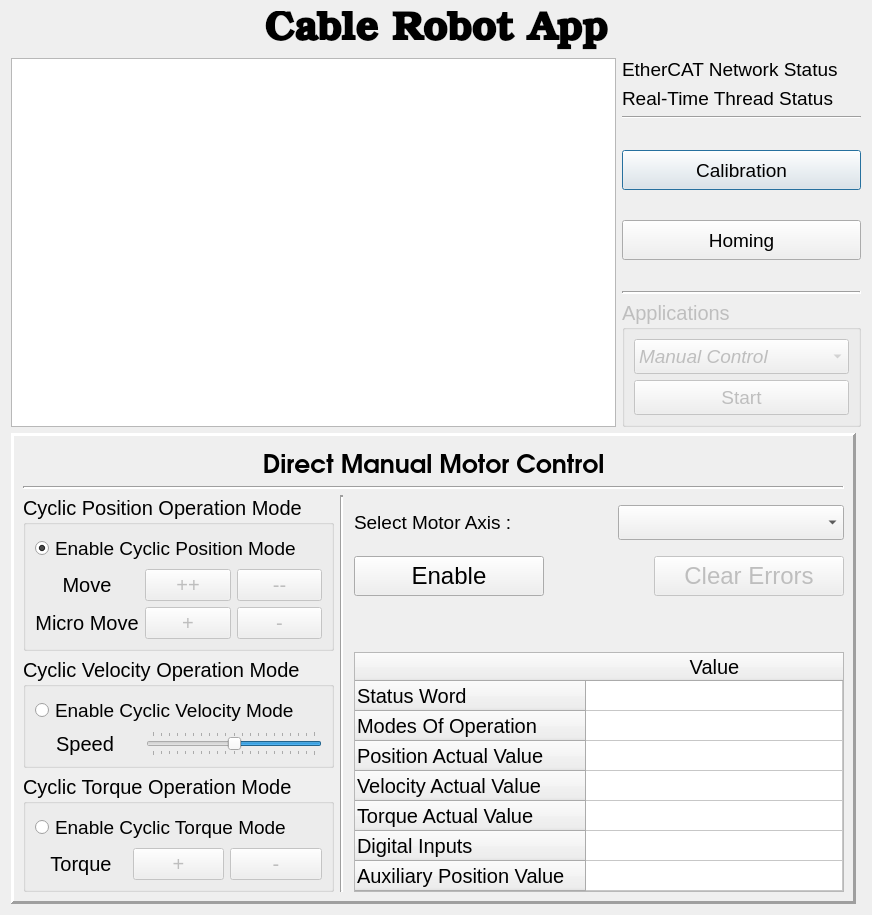
This is widgets/main_gui.ui in IRMA-LAB/cable_robot as Qt 5 draws it before an edit. The edited form follows.
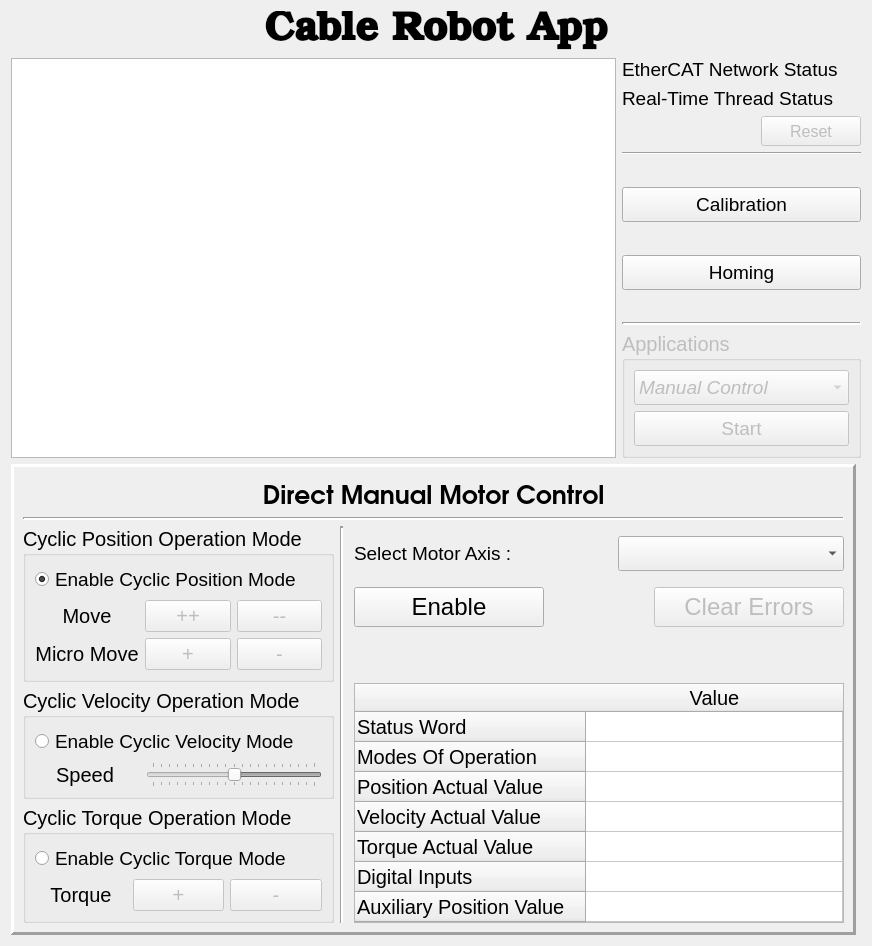
This is the edited form. Icons and pictures are not drawn.

Commit message:
completed direct drive ctrl + added reset function to restart robot
to be tested

```diff
--- a/widgets/main_gui.ui
+++ b/widgets/main_gui.ui
@@ -7,7 +7,7 @@
     <x>0</x>
     <y>0</y>
     <width>872</width>
-    <height>915</height>
+    <height>946</height>
    </rect>
   </property>
   <property name="sizePolicy">
@@ -64,7 +64,7 @@
     </widget>
    </item>
    <item>
-    <layout class="QHBoxLayout" name="horizontalLayout_9" stretch="1,0">
+    <layout class="QHBoxLayout" name="horizontalLayout_10" stretch="1,0">
      <item>
       <widget class="QTextBrowser" name="textBrowser_logs">
        <property name="sizePolicy">
@@ -182,6 +182,47 @@
          </item>
         </layout>
        </item>
+       <item>
+        <layout class="QHBoxLayout" name="horizontalLayout_9">
+         <item>
+          <spacer name="horizontalSpacer_5">
+           <property name="orientation">
+            <enum>Qt::Horizontal</enum>
+           </property>
+           <property name="sizeType">
+            <enum>QSizePolicy::MinimumExpanding</enum>
+           </property>
+           <property name="sizeHint" stdset="0">
+            <size>
+             <width>40</width>
+             <height>20</height>
+            </size>
+           </property>
+          </spacer>
+         </item>
+         <item>
+          <widget class="QPushButton" name="pushButton_reset">
+           <property name="enabled">
+            <bool>false</bool>
+           </property>
+           <property name="minimumSize">
+            <size>
+             <width>100</width>
+             <height>30</height>
+            </size>
+           </property>
+           <property name="font">
+            <font>
+             <pointsize>12</pointsize>
+            </font>
+           </property>
+           <property name="text">
+            <string>Reset</string>
+           </property>
+          </widget>
+         </item>
+        </layout>
+       </item>
        <item>
         <widget class="Line" name="line_4">
          <property name="orientation">
@@ -210,7 +251,7 @@
          <property name="minimumSize">
           <size>
            <width>0</width>
-           <height>40</height>
+           <height>35</height>
           </size>
          </property>
          <property name="font">
@@ -234,7 +275,7 @@
          <property name="sizeHint" stdset="0">
           <size>
            <width>20</width>
-           <height>10</height>
+           <height>13</height>
           </size>
          </property>
         </spacer>
@@ -244,7 +285,7 @@
          <property name="minimumSize">
           <size>
            <width>0</width>
-           <height>40</height>
+           <height>35</height>
           </size>
          </property>
          <property name="font">
@@ -615,6 +656,9 @@
                  </item>
                  <item>
                   <widget class="QSlider" name="horizontalSlider_speed_ctrl">
+                   <property name="enabled">
+                    <bool>false</bool>
+                   </property>
                    <property name="minimum">
                     <number>-100</number>
                    </property>
@@ -624,6 +668,9 @@
                    <property name="singleStep">
                     <number>5</number>
                    </property>
+                   <property name="pageStep">
+                    <number>0</number>
+                   </property>
                    <property name="value">
                     <number>0</number>
                    </property>
```
The commit also changes 4 other files.
